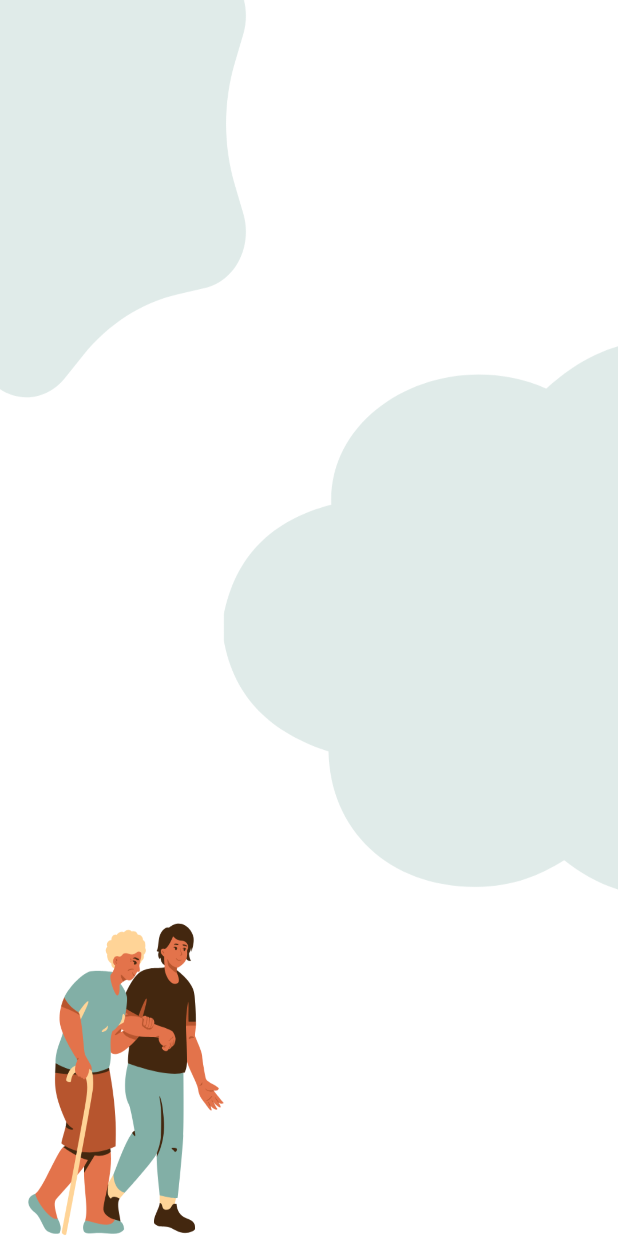
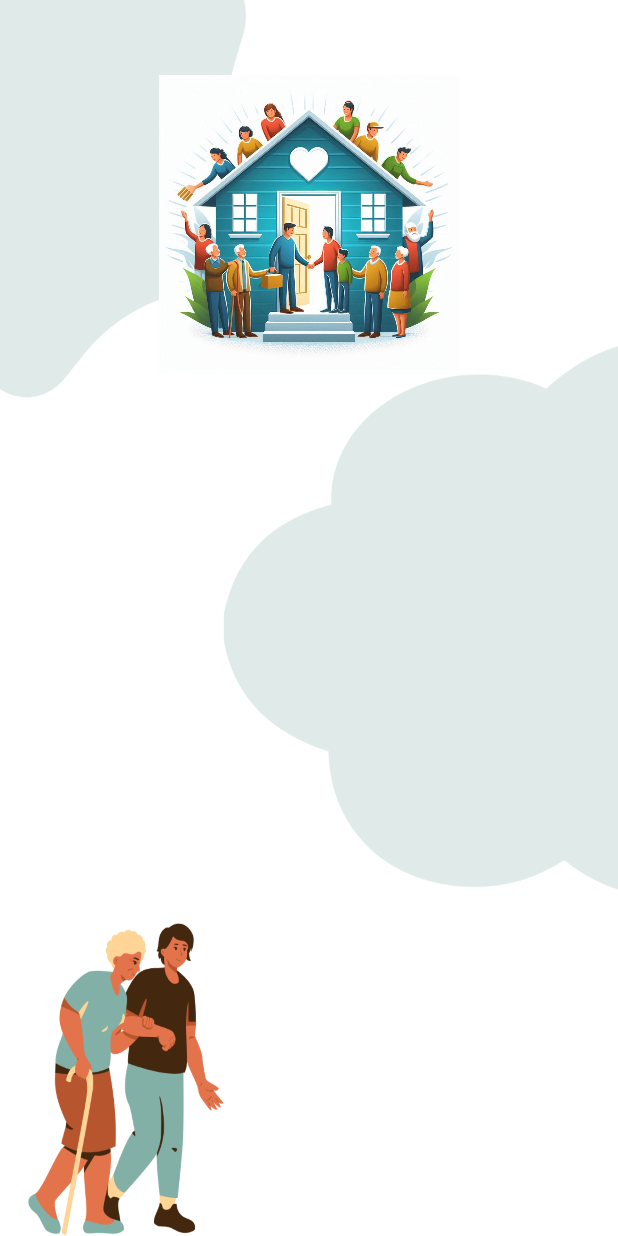
Before and after one commit to Lukiiluki68/Helply, an Android app built with Jetpack Compose: the screen it shows after launch (MainActivity), on a phone screen of 412 x 824 dp. Run offline under Robolectric (Android 15) with nearby library versions, the phone set to English and light mode, and no system bars.

Commit message:
Dodano logo

```diff
--- a/app/src/main/res/layout/main_page.xml
+++ b/app/src/main/res/layout/main_page.xml
@@ -1,8 +1,13 @@
 <?xml version="1.0" encoding="utf-8"?>
 <LinearLayout xmlns:android="http://schemas.android.com/apk/res/android"
-    android:orientation="vertical"
     android:layout_width="match_parent"
     android:layout_height="match_parent"
-    android:background="@drawable/test">
+    android:background="@drawable/test"
+    android:orientation="vertical">
 
+    <ImageView
+        android:layout_width="match_parent"
+        android:layout_height="200dp"
+        android:layout_margin="50dp"
+        android:src="@drawable/logo" />
 </LinearLayout>
```
Also changed, not shown: app/src/main/res/drawable/logo.png (added).
